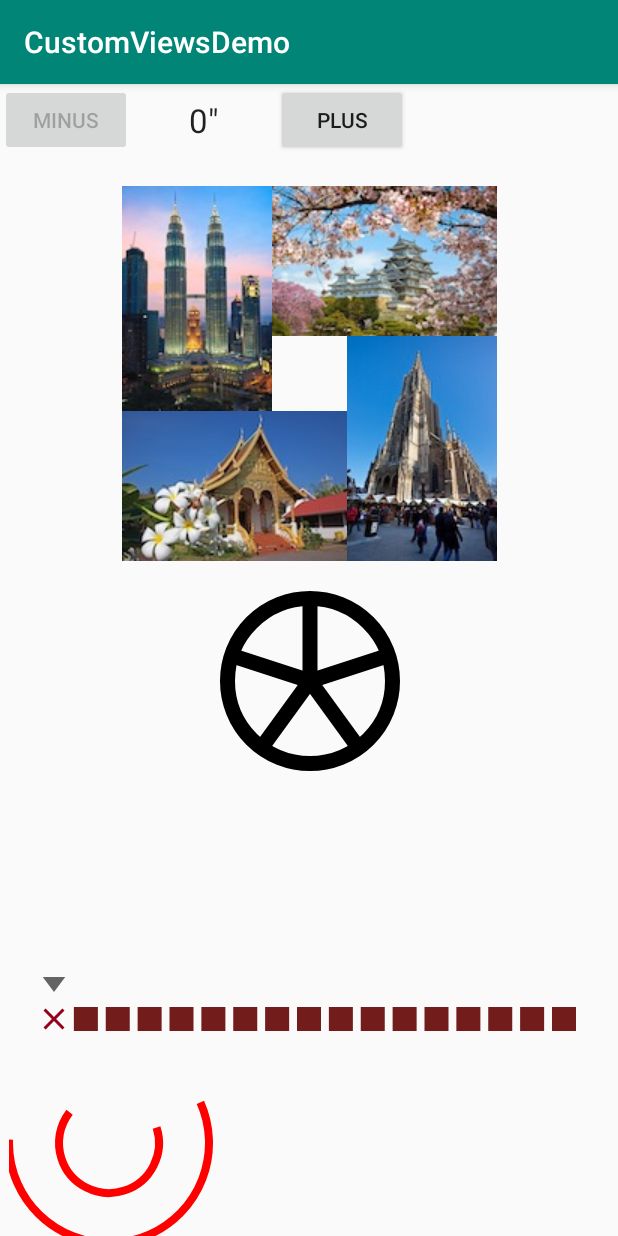
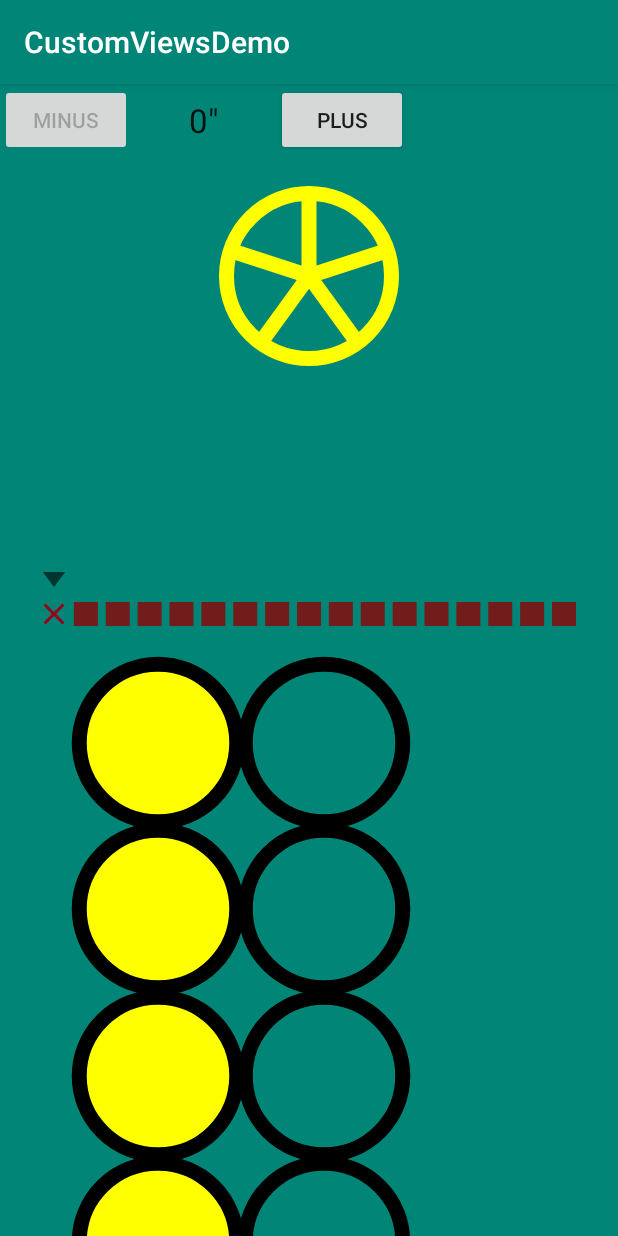
Before and after one commit to amoetaz/CustomViewsDemo, an Android app: the screen it shows after launch (MainActivity), on a phone screen of 412 x 824 dp. Run offline under Robolectric (Android 15) with nearby library versions, the phone set to English and light mode, and no system bars.

```diff
--- /dev/null
+++ b/app/src/main/java/com/moetaz/customviewsdemo/Badge.kt
@@ -0,0 +1,44 @@
+package com.moetaz.customviewsdemo
+
+import android.content.Context
+import android.graphics.Canvas
+import android.graphics.Paint
+import android.graphics.Typeface
+import android.util.AttributeSet
+import androidx.appcompat.widget.AppCompatImageView
+
+
+class Badge @JvmOverloads constructor(
+    context: Context, attributes: AttributeSet? = null, defStyleAttr: Int = 0
+) : AppCompatImageView(context, attributes, defStyleAttr) {
+    var textBadge = "22"
+    lateinit var paint: Paint
+
+    init {
+        paint = Paint()
+        paint.color = -0x1
+        paint.isAntiAlias = true
+        paint.textSize = 32f
+        //resources.getDimensionPixelSize(R.dimen.badge_text).toFloat() //canvas text size
+
+        paint.typeface = Typeface.create(Typeface.DEFAULT, Typeface.BOLD)
+        paint.textAlign = Paint.Align.CENTER
+    }
+
+    override fun onDraw(canvas: Canvas) {
+        super.onDraw(canvas)
+        val xPos: Float = width.toFloat() / 2
+        val yPos: Float = (height.toFloat() / 2 - (paint.descent() + paint.ascent()) / 2)
+
+        canvas.drawText(textBadge, xPos, yPos, paint)
+    }
+
+    fun getText(): String? {
+        return textBadge
+    }
+
+    fun setText(text: String?) {
+        this.textBadge = text!!
+        invalidate()
+    }
+}
--- a/app/src/main/java/com/moetaz/customviewsdemo/ColorSlider.kt
+++ b/app/src/main/java/com/moetaz/customviewsdemo/ColorSlider.kt
@@ -13,8 +13,7 @@ import androidx.core.content.ContextCompat
 import java.util.jar.Attributes
 
 class ColorSlider @JvmOverloads constructor(
-    context: Context, attributes: AttributeSet? = null
-    , defStyleAttr: Int = R.attr.seekBarStyle
+    context: Context, attributes: AttributeSet? = null, defStyleAttr: Int = R.attr.seekBarStyle
 ) : AppCompatSeekBar(context, attributes, defStyleAttr) {
     private var colors: ArrayList<Int> = arrayListOf(Color.BLACK, Color.BLUE, Color.DKGRAY)
     val w = getPixelValuesFromDP(16f)
--- a/app/src/main/java/com/moetaz/customviewsdemo/Extensions.kt
+++ b/app/src/main/java/com/moetaz/customviewsdemo/Extensions.kt
@@ -13,6 +13,10 @@ fun Float.toDP(context : Context): Float {
     )
 }*/
 
+fun String.getOppiset() {
+
+}
+
 
 fun Float.toPixel(context: Context ): Float =
     this * (context.resources.displayMetrics.densityDpi.toFloat() / DisplayMetrics.DENSITY_DEFAULT)
--- a/app/src/main/java/com/moetaz/customviewsdemo/MainActivity.kt
+++ b/app/src/main/java/com/moetaz/customviewsdemo/MainActivity.kt
@@ -10,10 +10,23 @@ class MainActivity : AppCompatActivity() {
         super.onCreate(savedInstanceState)
         setContentView(R.layout.activity_main)
 
-        color_selector.addListener {
+         ms.modulesStatus = ArrayList<Boolean>().apply {
+             add(true)
+             add(false)
 
-        }
+             add(true)
+             add(false)
 
-        toast.show()
+             add(true)
+             add(false)
+             add(true)
+             add(false)
+
+             add(true)
+             add(false)
+
+             add(true)
+             add(false)
+         }
     }
 }
--- /dev/null
+++ b/app/src/main/java/com/moetaz/customviewsdemo/ModuleStatusView.kt
@@ -0,0 +1,190 @@
+package com.moetaz.customviewsdemo
+
+import android.content.Context
+import android.graphics.Canvas
+import android.graphics.Color
+import android.graphics.Paint
+import android.graphics.Rect
+import android.os.Bundle
+import android.util.AttributeSet
+import android.view.MotionEvent
+import android.view.View
+import androidx.core.os.bundleOf
+
+
+class ModuleStatusView @JvmOverloads constructor(
+    context: Context, attributes: AttributeSet? = null, defStyleAttr: Int = 0, defStyleRes: Int = 0
+) : View(context, attributes, defStyleAttr, defStyleRes) {
+
+    private val EDIT_MODE_MODULE_COUNT: Int = 7
+    var modulesStatus = ArrayList<Boolean>()
+    var mModuleRectangles = ArrayList<Rect>()
+    var outlineColor = Color.BLACK
+    val fillColor = Color.YELLOW
+    //view knows only pixels so we convert this 5 dp into pixels
+    var mOutlineWidth = 5f.toPixel(context)
+    val paintfilled = Paint().apply {
+        isAntiAlias = true
+        style = Paint.Style.FILL
+        color = fillColor
+    }
+
+    val paintOutline = Paint().apply {
+        isAntiAlias = true
+        style = Paint.Style.STROKE
+
+        color = outlineColor
+    }
+
+
+    var mShapeSize = 100f.toPixel(context)
+    var mSpacing =  11f.toPixel(context)
+
+    val raduis = (mShapeSize + mOutlineWidth) / 2
+    var shape = 0
+
+    init {
+
+        if (isInEditMode)
+            setEditModeValues()
+
+        val typedArray = context.obtainStyledAttributes(
+            attributes,
+            R.styleable.ModuleStatusView
+        )
+
+        try {
+
+            outlineColor = typedArray.getColor(
+                R.styleable.ModuleStatusView_outlineColor,
+                outlineColor
+            )
+
+            shape = typedArray.getInt(R.styleable.ModuleStatusView_shape, 0)
+
+            mOutlineWidth =
+                typedArray.getDimension(R.styleable.ModuleStatusView_outlineWidth, mOutlineWidth)
+        } finally {
+            typedArray.recycle()
+        }
+
+
+        paintOutline.strokeWidth = mOutlineWidth
+    }
+
+    private fun setEditModeValues() {
+        for (index in 0 until EDIT_MODE_MODULE_COUNT)
+            modulesStatus.add(true)
+    }
+
+    private fun setupModuleRectangles(width: Int) {
+
+        val availavbleWidth = width - paddingStart - paddingEnd
+        val horizontalModulesThatCanFit = (availavbleWidth / (mShapeSize + mSpacing))
+        val mMaxHorizontalModules =
+            Math.min(horizontalModulesThatCanFit.toInt(), modulesStatus.size)
+        modulesStatus.forEachIndexed { index, b ->
+
+            val col = index % mMaxHorizontalModules
+            val row = index / mMaxHorizontalModules
+
+            val x = ((mShapeSize + mSpacing) * col).toInt() + paddingStart
+            val y = (row * (mSpacing + mShapeSize)).toInt() + paddingTop
+
+            val rect = Rect(x, y, x + mShapeSize.toInt(), y + mShapeSize.toInt())
+
+            mModuleRectangles.add(rect)
+        }
+    }
+
+    override fun onSizeChanged(w: Int, h: Int, oldw: Int, oldh: Int) {
+        setupModuleRectangles(w)
+    }
+
+    var maxHorizontalModules = 1
+    override fun onMeasure(widthMeasureSpec: Int, heightMeasureSpec: Int) {
+        var desiredWidth = 0
+        var desiredHeight = 0
+        val specWidth = MeasureSpec.getSize(widthMeasureSpec)
+        val availableWidth = specWidth - paddingEnd - paddingStart
+        val horizontalModulesThatCanFit = (availableWidth / (mShapeSize + mSpacing))
+        maxHorizontalModules = Math.min(horizontalModulesThatCanFit.toInt(), modulesStatus.size)
+
+        desiredWidth =
+            (maxHorizontalModules * (mShapeSize + mSpacing) - mSpacing).toInt()
+        + paddingStart + paddingEnd
+
+
+        val rows = ((modulesStatus.size - 1) / maxHorizontalModules) + 1
+
+        desiredHeight =
+            ((rows * (mShapeSize + mSpacing)) - mSpacing).toInt() + paddingTop + paddingBottom
+
+        val width = resolveSizeAndState(desiredWidth, widthMeasureSpec, 0)
+        val height = resolveSizeAndState(desiredHeight, heightMeasureSpec, 0)
+
+        setMeasuredDimension(width, height)
+    }
+
+    override fun onTouchEvent(event: MotionEvent?): Boolean {
+
+        when (event!!.action) {
+            MotionEvent.ACTION_DOWN -> return true
+            MotionEvent.ACTION_UP -> {
+                val moduleIndex = findItemAtPoint(event.x, event.y)
+                onModuleSelected(moduleIndex)
+                return true
+            }
+        }
+        return super.onTouchEvent(event)
+    }
+
+    private fun onModuleSelected(moduleIndex: Int) {
+        if (moduleIndex == INVALID_INDEX)
+            return
+        modulesStatus[moduleIndex] = modulesStatus[moduleIndex].not()
+        invalidate()
+    }
+
+    private fun findItemAtPoint(x: Float, y: Float): Int {
+        val moduleIndex = INVALID_INDEX
+        mModuleRectangles.forEachIndexed { index, rect ->
+            if (rect.contains(x.toInt(), y.toInt()))
+                return index
+        }
+        return moduleIndex
+    }
+
+    override fun onDraw(canvas: Canvas?) {
+        super.onDraw(canvas)
+
+        mModuleRectangles.forEachIndexed { index, rect ->
+            if (shape == 0) {
+                val x = rect.centerX()
+                val y = rect.centerY()
+
+                if (modulesStatus[index])
+                    canvas!!.drawCircle(x.toFloat() + mOutlineWidth, y.toFloat() + mOutlineWidth, raduis, paintfilled)
+                canvas!!.drawCircle(x.toFloat() + mOutlineWidth, y.toFloat() + mOutlineWidth, raduis, paintOutline)
+            } else {
+                drawSquare(canvas!!, index)
+            }
+        }
+    }
+
+    private fun drawSquare(canvas: Canvas, moduleIndex: Int) {
+        val moduleRectangle = mModuleRectangles[moduleIndex]
+        if (modulesStatus.get(moduleIndex)) canvas.drawRect(moduleRectangle, paintfilled)
+        canvas.drawRect(
+            moduleRectangle.left + mOutlineWidth / 2,
+            moduleRectangle.top + mOutlineWidth / 2,
+            moduleRectangle.right - mOutlineWidth / 2,
+            moduleRectangle.bottom - mOutlineWidth / 2,
+            paintOutline
+        )
+    }
+
+    companion object {
+        const val INVALID_INDEX = -1
+    }
+}
--- a/app/src/main/java/com/moetaz/customviewsdemo/PizzaView.kt
+++ b/app/src/main/java/com/moetaz/customviewsdemo/PizzaView.kt
@@ -22,7 +22,7 @@ class PizzaView : View {
         attrs?.let {
             val array = context.obtainStyledAttributes(it , R.styleable.PizzaView)
             strokeWidth = array.getDimensionPixelSize(R.styleable.PizzaView_stroke_width , strokeWidth)
-            color = array.getColor(R.styleable.PizzaView_color , color)
+            color = array.getColor(R.styleable.PizzaView_pizza_color , color)
             numWedges = array.getInt(R.styleable.PizzaView_num_wedges , numWedges)
             array.recycle()
         }
--- a/app/src/main/res/layout/activity_main.xml
+++ b/app/src/main/res/layout/activity_main.xml
@@ -1,12 +1,11 @@
 <?xml version="1.0" encoding="utf-8"?>
-<androidx.core.widget.NestedScrollView
-    android:fillViewport="true"
-    xmlns:android="http://schemas.android.com/apk/res/android"
+<androidx.core.widget.NestedScrollView xmlns:android="http://schemas.android.com/apk/res/android"
     xmlns:app="http://schemas.android.com/apk/res-auto"
     xmlns:tools="http://schemas.android.com/tools"
     android:layout_width="match_parent"
     android:layout_height="match_parent"
-    >
+    android:background="@color/colorPrimary"
+    android:fillViewport="true">
 
     <androidx.constraintlayout.widget.ConstraintLayout
 
@@ -23,13 +22,14 @@
 
         <com.moetaz.customviewsdemo.PhotoSpiral
             android:id="@+id/photo_spiral"
+            android:layout_width="wrap_content"
+            android:layout_height="wrap_content"
+            android:layout_gravity="center"
             android:layout_marginTop="20dp"
-            android:layout_gravity="center"
+            android:visibility="gone"
             app:layout_constraintEnd_toEndOf="parent"
             app:layout_constraintStart_toStartOf="parent"
-            app:layout_constraintTop_toBottomOf="@id/piker"
-            android:layout_width="wrap_content"
-            android:layout_height="wrap_content">
+            app:layout_constraintTop_toBottomOf="@id/piker">
 
             <ImageView
                 android:layout_width="wrap_content"
@@ -53,91 +53,112 @@
         </com.moetaz.customviewsdemo.PhotoSpiral>
 
         <com.moetaz.customviewsdemo.PizzaView
+            android:id="@+id/pizza"
+            android:layout_width="120dp"
+            android:layout_height="120dp"
+            android:layout_marginTop="20dp"
+            app:color="#000"
+            app:layout_constraintEnd_toEndOf="@id/photo_spiral"
             app:layout_constraintStart_toStartOf="@id/photo_spiral"
-            app:layout_constraintEnd_toEndOf="@id/photo_spiral"
-            android:layout_marginTop="20dp"
             app:layout_constraintTop_toBottomOf="@id/photo_spiral"
-            android:layout_width="120dp"
-            app:color="#000"
-            android:id="@+id/pizza"
-            app:stroke_width="10dp"
-            android:layout_height="120dp" />
+            app:stroke_width="10dp" />
 
         <com.moetaz.customviewsdemo.SideWaysLayout
             android:id="@+id/sideways"
-            android:visibility="gone"
-            app:layout_constraintStart_toStartOf="@id/pizza"
-            app:layout_constraintEnd_toEndOf="@id/pizza"
-            android:layout_marginTop="20dp"
-            app:layout_constraintTop_toBottomOf="@id/pizza"
             android:layout_width="wrap_content"
             android:layout_height="wrap_content"
             android:layout_gravity="center"
-            android:orientation="vertical">
+            android:layout_marginTop="20dp"
+            android:orientation="vertical"
+            android:visibility="gone"
+            app:layout_constraintEnd_toEndOf="@id/pizza"
+            app:layout_constraintStart_toStartOf="@id/pizza"
+            app:layout_constraintTop_toBottomOf="@id/pizza">
 
             <TextView
                 android:layout_width="wrap_content"
                 android:layout_height="wrap_content"
+                android:background="@color/colorPrimaryDark"
                 android:padding="8dp"
-                android:textColor="@color/yellow"
-                android:background="@color/colorPrimaryDark"
-                android:text="@string/good_night_moon" />
+                android:text="@string/good_night_moon"
+                android:textColor="@color/yellow" />
 
             <TextView
                 android:layout_width="wrap_content"
                 android:layout_height="wrap_content"
+                android:background="@color/colorAccent"
                 android:paddingLeft="8dp"
                 android:paddingRight="20dp"
+                android:text="@string/green_eggs_and_ham"
                 android:textColor="@android:color/white"
-                android:background="@color/colorAccent"
-                android:textStyle="bold"
-                android:text="@string/green_eggs_and_ham" />
+                android:textStyle="bold" />
 
             <TextView
                 android:layout_width="wrap_content"
                 android:layout_height="wrap_content"
+                android:background="@color/colorPrimary"
                 android:paddingStart="8dp"
                 android:paddingEnd="28dp"
-                android:textColor="@android:color/black"
-                android:background="@color/colorPrimary"
-                android:text="@string/matilda" />
+                android:text="@string/matilda"
+                android:textColor="@android:color/black" />
         </com.moetaz.customviewsdemo.SideWaysLayout>
 
         <com.moetaz.customviewsdemo.ToastView
+            android:id="@+id/toast"
+            android:layout_width="match_parent"
+            android:layout_height="wrap_content"
+            android:layout_margin="5dp"
             android:visibility="invisible"
-            android:id="@+id/toast"
-            android:layout_margin="5dp"
+            app:layout_constraintEnd_toEndOf="@id/sideways"
             app:layout_constraintStart_toStartOf="@id/sideways"
-            app:layout_constraintEnd_toEndOf="@id/sideways"
-            app:layout_constraintTop_toBottomOf="@id/sideways"
-            android:layout_width="match_parent"
-            android:layout_height="wrap_content"/>
+            app:layout_constraintTop_toBottomOf="@id/sideways" />
 
         <com.moetaz.customviewsdemo.ColorSlider
             android:id="@+id/color_selector"
-            app:layout_constraintTop_toBottomOf="@id/toast"
-            app:layout_constraintEnd_toEndOf="parent"
+            android:layout_width="match_parent"
+            android:layout_height="wrap_content"
             android:layout_margin="20dp"
             android:max="8"
+            app:colors="@array/slider_colors"
+            app:layout_constraintEnd_toEndOf="parent"
             app:layout_constraintStart_toStartOf="parent"
-            android:layout_width="match_parent"
-            app:colors="@array/slider_colors"
-            android:layout_height="wrap_content"/>
+            app:layout_constraintTop_toBottomOf="@id/toast" />
+
         <com.moetaz.customviewsdemo.ColorDialView
+            android:layout_width="300dp"
+            android:layout_height="300dp"
             android:visibility="gone"
             app:layout_constraintEnd_toEndOf="parent"
             app:layout_constraintStart_toStartOf="parent"
-            app:layout_constraintTop_toBottomOf="@+id/color_selector"
-            android:layout_width="300dp"
-            android:layout_height="300dp"
-            />
+            app:layout_constraintTop_toBottomOf="@+id/color_selector" />
+
         <com.moetaz.customviewsdemo.DualProgressView
             android:id="@+id/pb"
             android:layout_width="wrap_content"
             android:layout_height="400dp"
+            android:visibility="gone"
             app:layout_constraintEnd_toEndOf="parent"
             app:layout_constraintStart_toStartOf="parent"
-            app:layout_constraintTop_toBottomOf="@+id/color_selector"
-            />
+            app:layout_constraintTop_toBottomOf="@+id/color_selector" />
+
+        <com.moetaz.customviewsdemo.ModuleStatusView
+            android:id="@+id/ms"
+            android:layout_width="wrap_content"
+            android:layout_height="wrap_content"
+            android:layout_marginTop="10dp"
+            app:layout_constraintEnd_toEndOf="parent"
+            app:layout_constraintStart_toStartOf="parent"
+            app:layout_constraintTop_toBottomOf="@+id/pb"
+            app:outlineWidth="10dp" />
+
+        <com.moetaz.customviewsdemo.Badge
+            android:layout_marginTop="10dp"
+            android:src="@drawable/chiang_mai"
+            app:layout_constraintTop_toBottomOf="@id/ms"
+            app:layout_constraintEnd_toEndOf="parent"
+            app:layout_constraintStart_toStartOf="parent"
+            android:layout_width="wrap_content"
+            android:layout_height="wrap_content"/>
+
     </androidx.constraintlayout.widget.ConstraintLayout>
 </androidx.core.widget.NestedScrollView>
--- a/app/src/main/res/values/colors.xml
+++ b/app/src/main/res/values/colors.xml
@@ -4,4 +4,8 @@
     <color name="colorPrimaryDark">#00574B</color>
     <color name="colorAccent">#D81B60</color>
     <color name="yellow">#FFDD00</color>
+    <color name="light_blue_400">#FF29B6F6</color>
+    <color name="light_blue_600">#FF039BE5</color>
+    <color name="gray_400">#FFBDBDBD</color>
+    <color name="gray_600">#FF757575</color>
 </resources>
--- a/app/src/main/res/values/styles.xml
+++ b/app/src/main/res/values/styles.xml
@@ -8,4 +8,9 @@
         <item name="colorAccent">@color/colorAccent</item>
     </style>
 
+    <style name="Widget.AppTheme.MyView" parent="">
+        <item name="android:background">@color/gray_400</item>
+
+    </style>
+
 </resources>
--- a/build.gradle
+++ b/build.gradle
@@ -8,7 +8,7 @@ buildscript {
 
     }
     dependencies {
-        classpath 'com.android.tools.build:gradle:3.5.0'
+        classpath "com.android.tools.build:gradle:4.1.2"
         classpath "org.jetbrains.kotlin:kotlin-gradle-plugin:$kotlin_version"
         // NOTE: Do not place your application dependencies here; they belong
         // in the individual module build.gradle files
```
Also changed, not shown: app/src/main/java/com/moetaz/customviewsdemo/DashView.kt (added, +116 -0 lines), app/src/main/res/values-night/styles.xml (added, +7 -0 lines), app/src/main/res/values/attrs.xml (+16 -1 lines), app/src/main/res/values/attrs_module_status_view.xml (added, +12 -0 lines), gradle/wrapper/gradle-wrapper.properties.
